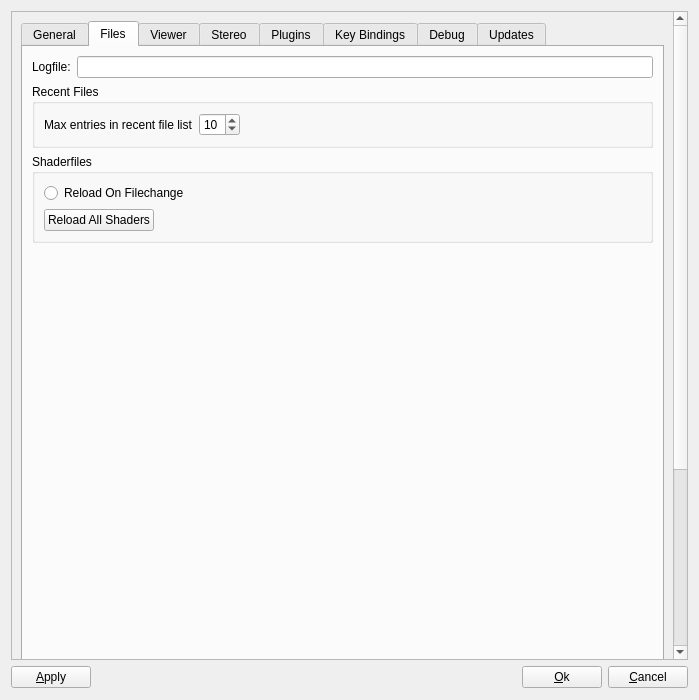
Above: OpenFlipper/widgets/optionsWidget/optionsWidget.ui from ShenRen/OpenFlipper before the change. Below: the same form after it.
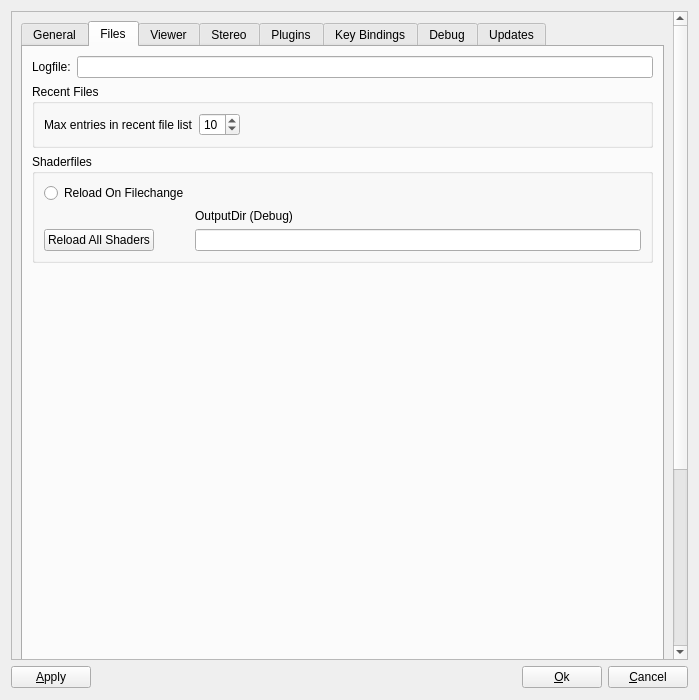
That is the form after the change. Custom widgets are drawn as their Qt base class.

Commit message: add option to set output dir for generated shaders in cache

Diff of the .ui file:
```diff
--- a/OpenFlipper/widgets/optionsWidget/optionsWidget.ui
+++ b/OpenFlipper/widgets/optionsWidget/optionsWidget.ui
@@ -37,7 +37,7 @@
         <x>0</x>
         <y>0</y>
         <width>662</width>
-        <height>914</height>
+        <height>862</height>
        </rect>
       </property>
       <layout class="QVBoxLayout" name="verticalLayout">
@@ -392,7 +392,17 @@
                 </property>
                </widget>
               </item>
-              <item row="1" column="0">
+              <item row="4" column="1">
+               <widget class="QLineEdit" name="leShaderOutputDir"/>
+              </item>
+              <item row="3" column="1">
+               <widget class="QLabel" name="label_21">
+                <property name="text">
+                 <string>OutputDir (Debug)</string>
+                </property>
+               </widget>
+              </item>
+              <item row="4" column="0">
                <widget class="QPushButton" name="pbReloadShaders">
                 <property name="text">
                  <string>Reload All Shaders</string>
```
The commit also changes 1 other file.
